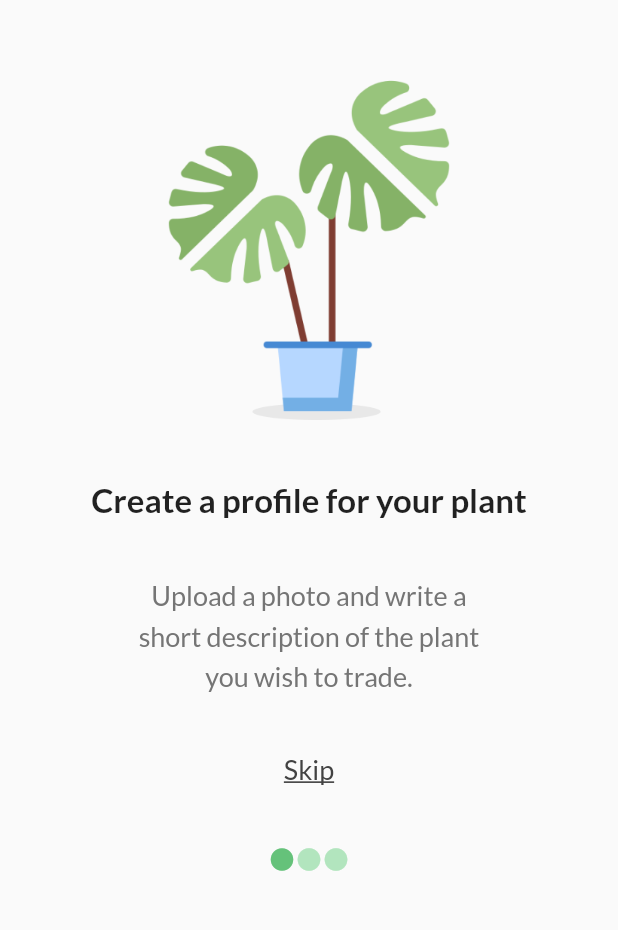
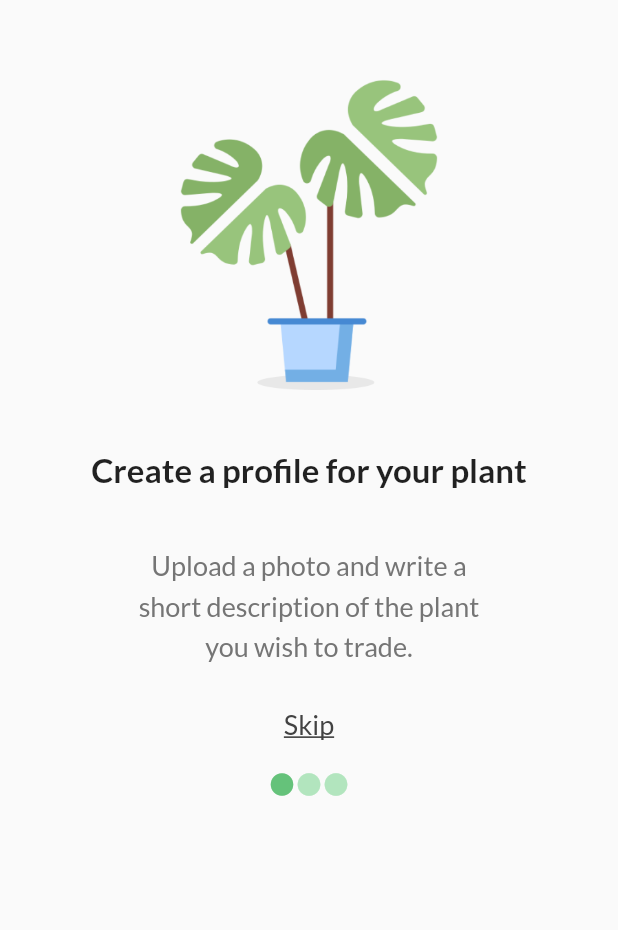
Before and after one commit to NystromAnton/stickling, a Flutter app: the screen it shows after launch, swiped to page 2, on a phone screen of 412 x 824 dp, the part 174-1104 px from its top. Run offline on Flutter 3.47's test engine with Material 2 defaults, Android fonts, the light colour scheme and no system bars; our stand-ins replace cached_network_image, carousel_pro, firebase_core, firebase_storage, flutter_tindercard, fluttertoast and 6 more; missing offline and left inert: dart:ffi, flutter_absolute_path, loading_gifs, multi_image_picker; accounts and stored records are empty.

Commit message:
Better padding

```diff
--- a/lib/Walkthrough/Walkthrough.dart
+++ b/lib/Walkthrough/Walkthrough.dart
@@ -147,7 +147,7 @@ class _WalkthroughState extends State<Walkthrough> {
                         padding: EdgeInsets.only(top: 50),
                         child: Image.asset(
                           'assets/walkthroughPlant1.png',
-                          height: 230,
+                          height: 210,
                         ),
                       ),
                     ],
@@ -226,7 +226,7 @@ class _WalkthroughState extends State<Walkthrough> {
                     mainAxisAlignment: MainAxisAlignment.center,
                     children: [
                       Padding(
-                        padding: EdgeInsets.only(top: 40),
+                        padding: EdgeInsets.only(top: 30),
                         child: GestureDetector(
                           onTap: () => Navigator.push(
                             context,
@@ -246,7 +246,7 @@ class _WalkthroughState extends State<Walkthrough> {
                     ],
                   ),
                   Padding(
-                    padding: const EdgeInsets.all(40),
+                    padding: const EdgeInsets.only(top: 20),
                     child: Row(
                       mainAxisAlignment: MainAxisAlignment.center,
                       children: [
@@ -297,7 +297,7 @@ class _WalkthroughState extends State<Walkthrough> {
                         padding: EdgeInsets.only(top: 50),
                         child: Image.asset(
                           'assets/walkthroughPlant2.png',
-                          height: 230,
+                          height: 200,
                         ),
                       ),
                     ],
@@ -392,7 +392,7 @@ class _WalkthroughState extends State<Walkthrough> {
                     mainAxisAlignment: MainAxisAlignment.center,
                     children: [
                       Padding(
-                        padding: EdgeInsets.only(top: 40),
+                        padding: EdgeInsets.only(top: 30),
                         child: GestureDetector(
                           onTap: () => Navigator.push(
                             context,
@@ -412,7 +412,7 @@ class _WalkthroughState extends State<Walkthrough> {
                     ],
                   ),
                   Padding(
-                    padding: const EdgeInsets.all(40),
+                    padding: const EdgeInsets.only(top: 20),
                     child: Row(
                       mainAxisAlignment: MainAxisAlignment.center,
                       children: [
@@ -566,14 +566,14 @@ class _WalkthroughState extends State<Walkthrough> {
                   child: Text(
                     'Sign up!',
                     style: TextStyle(
-                      fontSize: 25,
+                      fontSize: 20,
                       fontFamily: 'Lato',
                     ),
                   ),
                   textColor: Colors.white,
                   color: Color(0xFF65C27A),
                   padding:
-                      const EdgeInsets.symmetric(horizontal: 30, vertical: 20),
+                      const EdgeInsets.symmetric(horizontal: 20, vertical: 15),
                   shape: RoundedRectangleBorder(
                     borderRadius: BorderRadius.circular(20),
                   ),
@@ -585,7 +585,7 @@ class _WalkthroughState extends State<Walkthrough> {
                   mainAxisAlignment: MainAxisAlignment.center,
                   children: [
                     Padding(
-                      padding: EdgeInsets.only(top: 10),
+                      padding: EdgeInsets.only(top: 15),
                       child: GestureDetector(
                         onTap: () => Navigator.push(
                           context,
```
